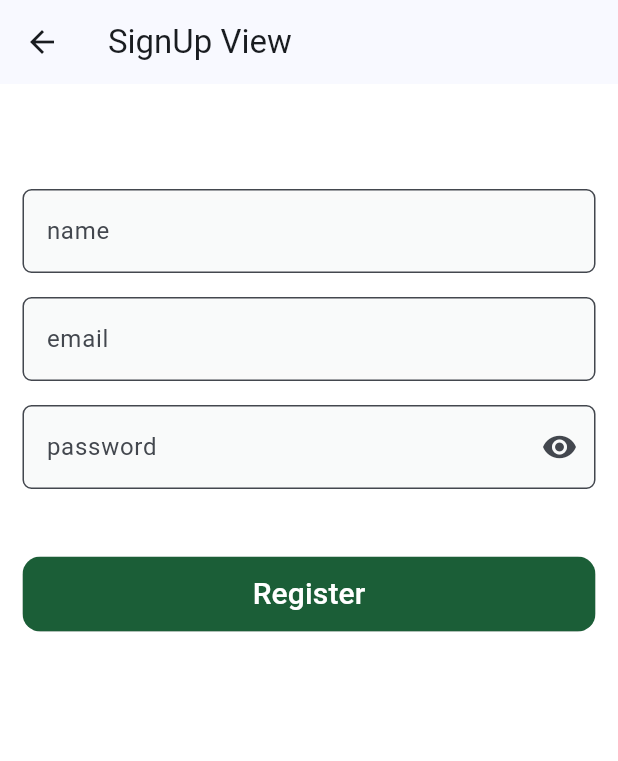
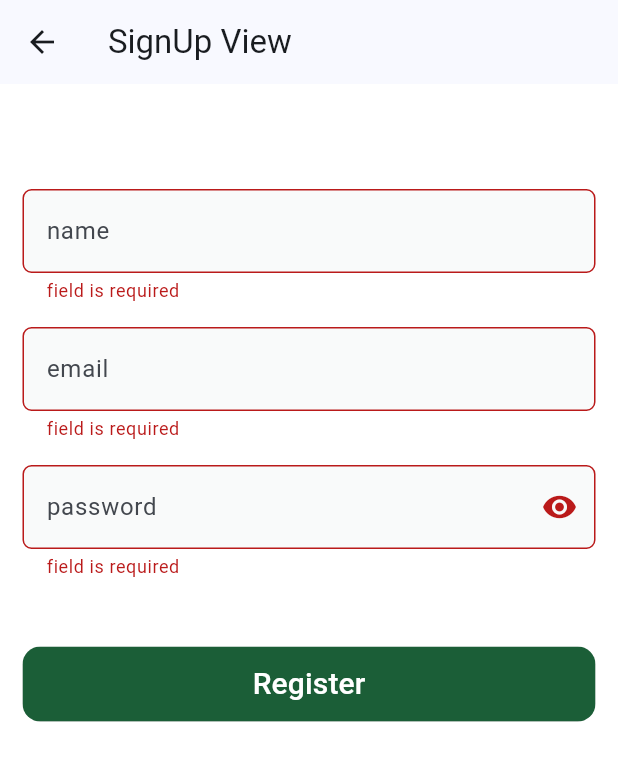
Before and after one commit to a7medragab22/elmasa, a Flutter app: the SignUpView screen opened by its route, after a tap on "Register", on a phone screen of 412 x 824 dp. Shown: the top 761 px of the screen. Run offline on Flutter 3.47's test engine with Material 3 defaults, Android fonts, the phone set to English and light mode, and no system bars; drawn by our look-alikes of skeletonizer; our stand-ins replace dartz, firebase_auth, firebase_core, flutter_bloc, flutter_screenutil; accounts and stored records are empty; network calls fail.

Commit message:
signup done

```diff
--- a/lib/core/utils/widgets/show_snack_bar_widget.dart
+++ b/lib/core/utils/widgets/show_snack_bar_widget.dart
@@ -3,7 +3,7 @@
 void showSnackBarWidget(BuildContext context, String message) {
   ScaffoldMessenger.of(context).showSnackBar(
     SnackBar(
-      duration: Duration(seconds: 1),
+      duration: Duration(seconds: 3),
       content: Text(message, style: TextStyle(fontSize: 18)),
       backgroundColor: Colors.green,
     ),
--- a/lib/features/auth/data/repos/auth_repo_impl.dart
+++ b/lib/features/auth/data/repos/auth_repo_impl.dart
@@ -1,20 +1,29 @@
 // import 'package:dartz/dartz.dart';
-// import 'package:elmasa/core/errors/failure.dart';
-// import 'package:elmasa/core/services/firebase_auth_service.dart';
-// import 'package:elmasa/features/auth/domain/entitis/user_entity.dart';
-// import 'package:elmasa/features/auth/domain/repos/auth_repo.dart';
+import 'package:dartz/dartz.dart';
+import 'package:elmasa/core/errors/failure.dart';
+import 'package:elmasa/core/services/firebase_auth_service.dart';
+import 'package:elmasa/features/auth/data/models/user_model.dart';
+import 'package:elmasa/features/auth/domain/entitis/user_entity.dart';
+import 'package:elmasa/features/auth/domain/repos/auth_repo.dart';
 
-// class AuthRepoImpl extends AuthRepo {
-//   final FirebaseAuthService firebaseAuthService;
+class AuthRepoImpl extends AuthRepo {
+  final FirebaseAuthService firebaseAuthService;
 
-//   AuthRepoImpl({required this.firebaseAuthService});
-//   @override
-//   Future<Either<Failure, UserEntity>> createUserWithEmailAndPassword({
-//     required UserEntity userEntity,
-//   }) async {
-//     firebaseAuthService.createUserWithEmailAndPassword(
-//       email: userEntity.email,
-//       password: userEntity
-//     );
-//   }
-// }
+  AuthRepoImpl({required this.firebaseAuthService});
+  @override
+  Future<Either<Failure, UserEntity>> createUserWithEmailAndPassword({
+    required String email,
+    required String password,
+  }) async {
+    try {
+      var user = await firebaseAuthService.createUserWithEmailAndPassword(
+        email: email,
+        password: password,
+      );
+
+      return right(UserModel.fromUser(user).toEntity());
+    } catch (e) {
+      return left(Failure(errMessage: e.toString()));
+    }
+  }
+}
--- a/lib/features/auth/domain/repos/auth_repo.dart
+++ b/lib/features/auth/domain/repos/auth_repo.dart
@@ -4,6 +4,7 @@
 
 abstract class AuthRepo {
   Future<Either<Failure, UserEntity>> createUserWithEmailAndPassword({
-    required UserEntity userEntity,
+    required String email,
+    required String password,
   });
 }
--- /dev/null
+++ b/lib/features/auth/presentation/cubits/signup_cubit/signup_cubit.dart
@@ -0,0 +1,20 @@
+import 'package:elmasa/features/auth/domain/repos/auth_repo.dart';
+import 'package:elmasa/features/auth/presentation/cubits/signup_cubit/signup_state.dart';
+import 'package:flutter_bloc/flutter_bloc.dart';
+
+class SignupCubit extends Cubit<SignupState> {
+  SignupCubit(this.authRepo) : super(SignupInitState());
+
+  final AuthRepo authRepo;
+  Future<void> call({required String email, required String password}) async {
+    var result = await authRepo.createUserWithEmailAndPassword(
+      email: email,
+      password: password,
+    );
+
+    result.fold(
+      (f) => emit(SignupFailureState(errMessage: f.errMessage)),
+      (s) => emit(SignupSuccessState()),
+    );
+  }
+}
--- /dev/null
+++ b/lib/features/auth/presentation/cubits/signup_cubit/signup_state.dart
@@ -0,0 +1,13 @@
+class SignupState {}
+
+class SignupInitState extends SignupState {}
+
+class SignupLoadingState extends SignupState {}
+
+class SignupFailureState extends SignupState {
+  final String errMessage;
+
+  SignupFailureState({required this.errMessage});
+}
+
+class SignupSuccessState extends SignupState {}
--- a/lib/features/auth/presentation/views/sign_up_view.dart
+++ b/lib/features/auth/presentation/views/sign_up_view.dart
@@ -1,6 +1,13 @@
-import 'package:elmasa/core/utils/widgets/custom_text_field.dart';
-import 'package:elmasa/core/utils/widgets/custom_button.dart';
+import 'package:elmasa/core/services/firebase_auth_service.dart';
+import 'package:elmasa/core/utils/widgets/show_snack_bar_widget.dart';
+import 'package:elmasa/features/auth/data/repos/auth_repo_impl.dart';
+import 'package:elmasa/features/auth/presentation/cubits/signup_cubit/signup_cubit.dart';
+import 'package:elmasa/features/auth/presentation/cubits/signup_cubit/signup_state.dart';
+import 'package:elmasa/features/auth/presentation/views/widgets/custom_sign_up_form.dart';
+import 'package:elmasa/features/auth/presentation/views/widgets/sign_up_view_bloc_concumer.dart';
 import 'package:flutter/material.dart';
+import 'package:flutter_bloc/flutter_bloc.dart';
+import 'package:skeletonizer/skeletonizer.dart';
 
 class SignUpView extends StatelessWidget {
   const SignUpView({super.key});
@@ -8,36 +15,15 @@
 
   @override
   Widget build(BuildContext context) {
-    return Scaffold(
-      appBar: AppBar(title: Text('SignUp View')),
+    return BlocProvider(
+      create: (context) =>
+          SignupCubit(AuthRepoImpl(firebaseAuthService: FirebaseAuthService())),
+      child: Scaffold(
+        appBar: AppBar(title: Text('SignUp View')),
 
-      body: Padding(
-        padding: const EdgeInsets.symmetric(horizontal: 15.0),
-        child: ListView(
-          children: [
-            SizedBox(height: 70),
-
-            CustomTextField(hintText: 'name'),
-            SizedBox(height: 16),
-            CustomTextField(hintText: 'email'),
-            SizedBox(height: 16),
-            CustomTextField(
-              hintText: 'password',
-              suffixIcon: IconButton(
-                onPressed: () {},
-                icon: Icon(Icons.visibility),
-              ),
-            ),
-
-            SizedBox(height: 45),
-            CustomButton(buttonName: 'Register', onPressed: () {}),
-            SizedBox(height: 20),
-
-            // Align(
-            //   alignment: Alignment.topRight,
-            //   child: Text('forget password ?'),
-            // ),
-          ],
+        body: Padding(
+          padding: const EdgeInsets.symmetric(horizontal: 15.0),
+          child: SignUpViewBlocConcumer(),
         ),
       ),
     );
--- /dev/null
+++ b/lib/features/auth/presentation/views/widgets/custom_sign_up_form.dart
@@ -0,0 +1,75 @@
+import 'dart:math';
+
+import 'package:elmasa/core/utils/widgets/custom_button.dart';
+import 'package:elmasa/core/utils/widgets/custom_text_field.dart';
+import 'package:elmasa/features/auth/presentation/cubits/signup_cubit/signup_cubit.dart';
+import 'package:flutter/material.dart';
+import 'package:flutter_bloc/flutter_bloc.dart';
+
+class CustomSignUpForm extends StatefulWidget {
+  const CustomSignUpForm({super.key});
+
+  @override
+  State<CustomSignUpForm> createState() => _CustomSignUpFormState();
+}
+
+class _CustomSignUpFormState extends State<CustomSignUpForm> {
+  GlobalKey<FormState> formKey = GlobalKey();
+  String? email, password, name;
+  @override
+  Widget build(BuildContext context) {
+    return Form(
+      key: formKey,
+      child: ListView(
+        children: [
+          SizedBox(height: 70),
+
+          CustomTextField(
+            hintText: 'name',
+            onSaved: (value) {
+              name = value;
+            },
+          ),
+          SizedBox(height: 16),
+          CustomTextField(
+            hintText: 'email',
+            onSaved: (value) {
+              email = value;
+            },
+          ),
+          SizedBox(height: 16),
+          CustomTextField(
+            hintText: 'password',
+            onSaved: (value) {
+              password = value;
+            },
+            suffixIcon: IconButton(
+              onPressed: () {},
+              icon: Icon(Icons.visibility),
+            ),
+          ),
+
+          SizedBox(height: 45),
+          CustomButton(
+            buttonName: 'Register',
+            onPressed: () async {
+              if (formKey.currentState!.validate()) {
+                formKey.currentState!.save();
+                await context.read<SignupCubit>().call(
+                  email: email!,
+                  password: password!,
+                );
+              }
+            },
+          ),
+          SizedBox(height: 20),
+
+          // Align(
+          //   alignment: Alignment.topRight,
+          //   child: Text('forget password ?'),
+          // ),
+        ],
+      ),
+    );
+  }
+}
--- /dev/null
+++ b/lib/features/auth/presentation/views/widgets/sign_up_view_bloc_concumer.dart
@@ -0,0 +1,30 @@
+import 'package:elmasa/core/utils/widgets/show_snack_bar_widget.dart';
+import 'package:elmasa/features/auth/presentation/cubits/signup_cubit/signup_cubit.dart';
+import 'package:elmasa/features/auth/presentation/cubits/signup_cubit/signup_state.dart';
+import 'package:elmasa/features/auth/presentation/views/widgets/custom_sign_up_form.dart';
+import 'package:flutter/material.dart';
+import 'package:flutter_bloc/flutter_bloc.dart';
+import 'package:skeletonizer/skeletonizer.dart';
+
+class SignUpViewBlocConcumer extends StatelessWidget {
+  const SignUpViewBlocConcumer({super.key});
+
+  @override
+  Widget build(BuildContext context) {
+    return BlocConsumer<SignupCubit, SignupState>(
+      listener: (context, state) {
+        if (state is SignupSuccessState) {
+          showSnackBarWidget(context, 'تم انشاء حساب بنجاح');
+        } else if (state is SignupFailureState) {
+          showSnackBarWidget(context, state.errMessage);
+        }
+      },
+      builder: (context, state) {
+        return Skeletonizer(
+          enabled: state is SignupLoadingState,
+          child: CustomSignUpForm(),
+        );
+      },
+    );
+  }
+}
--- a/pubspec.yaml
+++ b/pubspec.yaml
@@ -34,7 +34,9 @@
   firebase_core: ^4.7.0
   flutter:
     sdk: flutter
+  flutter_bloc: ^9.1.1
   flutter_screenutil: ^5.9.3
+  skeletonizer: ^2.1.3
 
 dev_dependencies:
   flutter_lints: ^6.0.0
```
Also changed, not shown: lib/features/auth/data/models/user_model.dart (+12 -0 lines), lib/main.dart (+6 -1 lines), pubspec.lock.
